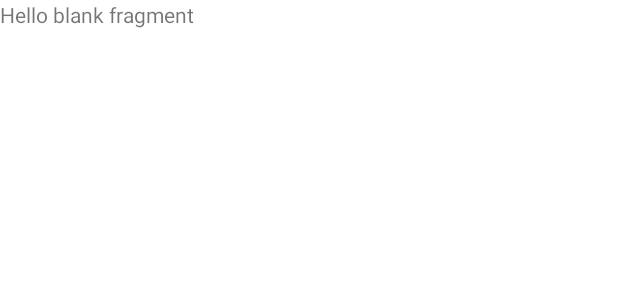
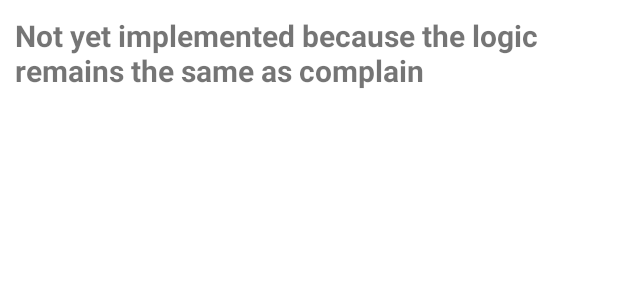
Before and after one commit to MohitGujarati/DigitalSociety, an Android app: the layout fragment_frag_profile__notice.xml on its own in the app's theme, with its tools: preview values and no code run, on a phone screen of 412 x 824 dp. Shown: the top 300 px of the screen. Run offline under Robolectric (Android 15) with nearby library versions, the phone set to English and light mode, and no system bars.

Commit message:
ui update

```diff
--- a/app/src/main/res/layout/fragment_frag_profile__notice.xml
+++ b/app/src/main/res/layout/fragment_frag_profile__notice.xml
@@ -9,6 +9,9 @@
     <TextView
         android:layout_width="match_parent"
         android:layout_height="match_parent"
-        android:text="@string/hello_blank_fragment" />
+        android:textSize="20dp"
+        android:textStyle="bold"
+        android:layout_margin="10dp"
+        android:text="Not yet implemented because the logic remains the same as complain" />
 
 </FrameLayout>
```
